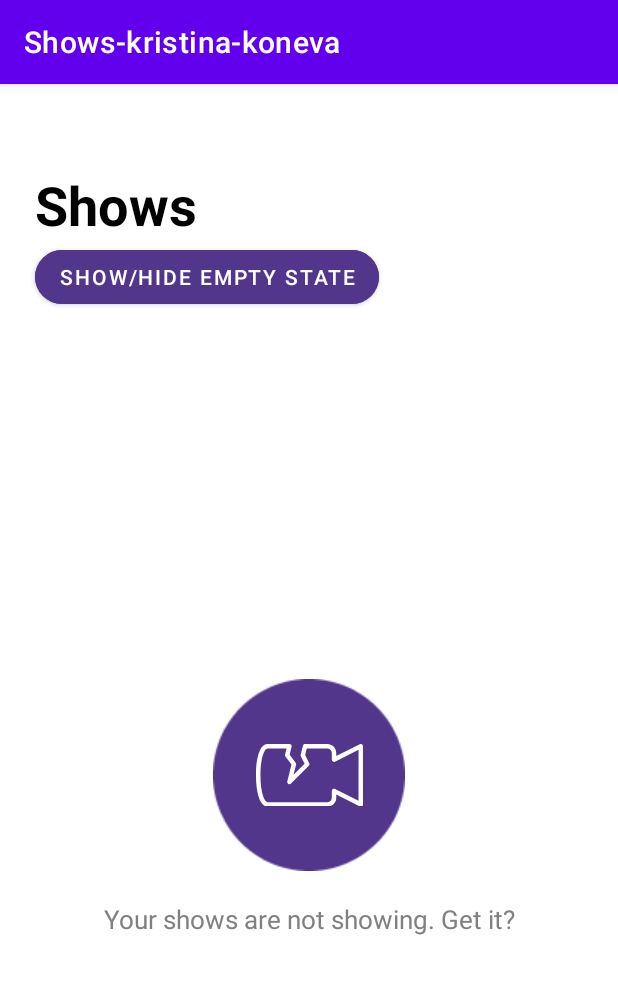
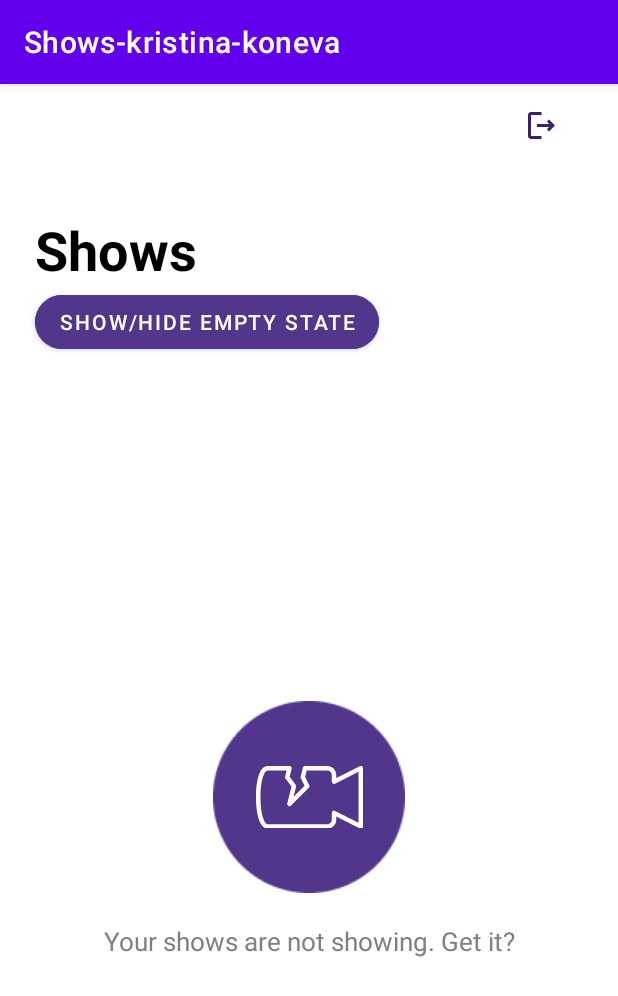
Before and after one commit to kristinakoneva/infinum-academy-shows-app-kristinakoneva, an Android app: the fragment ShowsFragment placed in its activity, on a phone screen of 412 x 824 dp. Shown: the top 996 px of the screen. Run offline under Robolectric (Android 15) with nearby library versions, the phone set to English and light mode, and no system bars.

Commit message:
Add a logout button and pop the login destination off the back stack once a user is logged in

```diff
--- a/app/src/main/java/infinumacademy/showsapp/kristinakoneva/ShowsFragment.kt
+++ b/app/src/main/java/infinumacademy/showsapp/kristinakoneva/ShowsFragment.kt
@@ -52,13 +52,17 @@ class ShowsFragment : Fragment() {
             binding.showsEmptyState.isVisible = !binding.showsEmptyState.isVisible
             binding.showsRecycler.isVisible = !binding.showsRecycler.isVisible
         }
+
+        binding.btnLogout.setOnClickListener{
+            findNavController().navigate(R.id.toLoginFragment)
+        }
     }
     private fun initShowsRecycler(){
         adapter = ShowsAdapter(showsList){ show ->
             showDetailsAbout(show)
         }
 
-        //binding.showsRecycler.layoutManager = LinearLayoutManager()
+        binding.showsRecycler.layoutManager = LinearLayoutManager(requireContext())
 
         binding.showsRecycler.adapter = adapter
     }
--- /dev/null
+++ b/app/src/main/res/drawable/ic_logout_button.xml
@@ -0,0 +1,9 @@
+<vector xmlns:android="http://schemas.android.com/apk/res/android"
+    android:width="18dp"
+    android:height="18dp"
+    android:viewportWidth="18"
+    android:viewportHeight="18">
+  <path
+      android:pathData="M14,5L12.59,6.41L14.17,8H6V10H14.17L12.59,11.58L14,13L18,9L14,5ZM2,2H9V0H2C0.9,0 0,0.9 0,2V16C0,17.1 0.9,18 2,18H9V16H2V2Z"
+      android:fillColor="#3D1D72"/>
+</vector>
--- a/app/src/main/res/layout/fragment_login.xml
+++ b/app/src/main/res/layout/fragment_login.xml
@@ -5,8 +5,8 @@
     xmlns:tools="http://schemas.android.com/tools"
     android:layout_width="match_parent"
     android:layout_height="match_parent"
-    android:background="@color/purple_background"
-    tools:context=".LoginActivity">
+    android:background="@color/dark_purple"
+    >
 
     <ImageView
         android:id="@+id/imgTopLeftIllustration"
--- a/app/src/main/res/layout/fragment_show_details.xml
+++ b/app/src/main/res/layout/fragment_show_details.xml
@@ -4,7 +4,7 @@
     xmlns:tools="http://schemas.android.com/tools"
     android:layout_width="match_parent"
     android:layout_height="match_parent"
-    tools:context=".ShowDetailsActivity">
+   >
 
     <Toolbar
         android:id="@+id/showDetailsToolbar"
--- a/app/src/main/res/layout/fragment_shows.xml
+++ b/app/src/main/res/layout/fragment_shows.xml
@@ -5,6 +5,19 @@
     android:layout_height="match_parent"
     xmlns:tools="http://schemas.android.com/tools"
     android:orientation="vertical">
+    <Toolbar
+        android:layout_width="match_parent"
+        android:layout_height="wrap_content">
+        <ImageButton
+            android:id="@+id/btnLogout"
+            android:layout_width="wrap_content"
+            android:layout_height="wrap_content"
+            android:src="@drawable/ic_logout_button"
+            android:layout_gravity="end"
+            android:layout_marginEnd="30dp"
+            android:backgroundTint="@color/white"
+            />
+    </Toolbar>
     <TextView
         android:layout_width="wrap_content"
         android:layout_height="wrap_content"
@@ -12,7 +25,7 @@
         android:textColor="@color/black"
         android:textStyle="bold"
         android:textSize="36sp"
-        android:layout_marginTop="56dp"
+        android:layout_marginTop="30dp"
         android:layout_marginStart="23dp"
         />
     <com.google.android.material.button.MaterialButton
@@ -66,7 +79,6 @@
 
 
     <androidx.recyclerview.widget.RecyclerView
-        app:layoutManager="androidx.recyclerview.widget.LinearLayoutManager"
         android:id="@+id/showsRecycler"
         android:layout_width="match_parent"
         android:layout_height="match_parent"
--- a/app/src/main/res/navigation/main.xml
+++ b/app/src/main/res/navigation/main.xml
@@ -10,11 +10,14 @@
         android:id="@+id/loginFragment"
         android:name="infinumacademy.showsapp.kristinakoneva.LoginFragment"
         android:label="LoginFragment"
-        tools:layout="@layout/fragment_login">
+        tools:layout="@layout/fragment_login"
+        >
 
         <action
             android:id="@+id/toShowsFragment"
-            app:destination="@id/showsFragment" />
+            app:destination="@id/showsFragment"
+            app:popUpTo="@id/loginFragment"
+            app:popUpToInclusive="true"/>
     </fragment>
     <fragment
         android:id="@+id/showsFragment"
@@ -27,6 +30,9 @@
         <action
             android:id="@+id/toShowDetailsFragment"
             app:destination="@id/showDetailsFragment" />
+        <action
+            android:id="@+id/toLoginFragment"
+            app:destination="@id/loginFragment" />
     </fragment>
     <fragment
         android:id="@+id/showDetailsFragment"
--- a/app/src/main/res/values/colors.xml
+++ b/app/src/main/res/values/colors.xml
@@ -7,7 +7,7 @@
     <color name="teal_700">#FF018786</color>
     <color name="black">#FF000000</color>
     <color name="white">#FFFFFFFF</color>
-    <color name="purple_background">#3D1D72</color>
+    <color name="dark_purple">#3D1D72</color>
     <color name="light_grey">#BBBBBB</color>
     <color name="purple">#52368C</color>
     <color name="grey">#808080</color>
```
